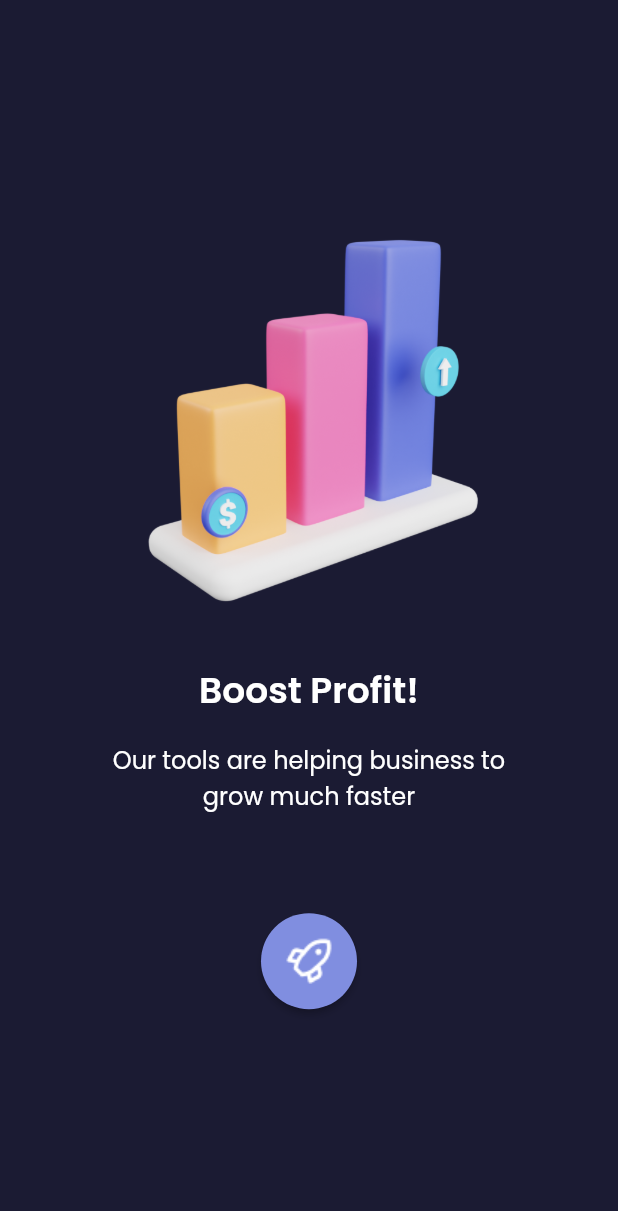
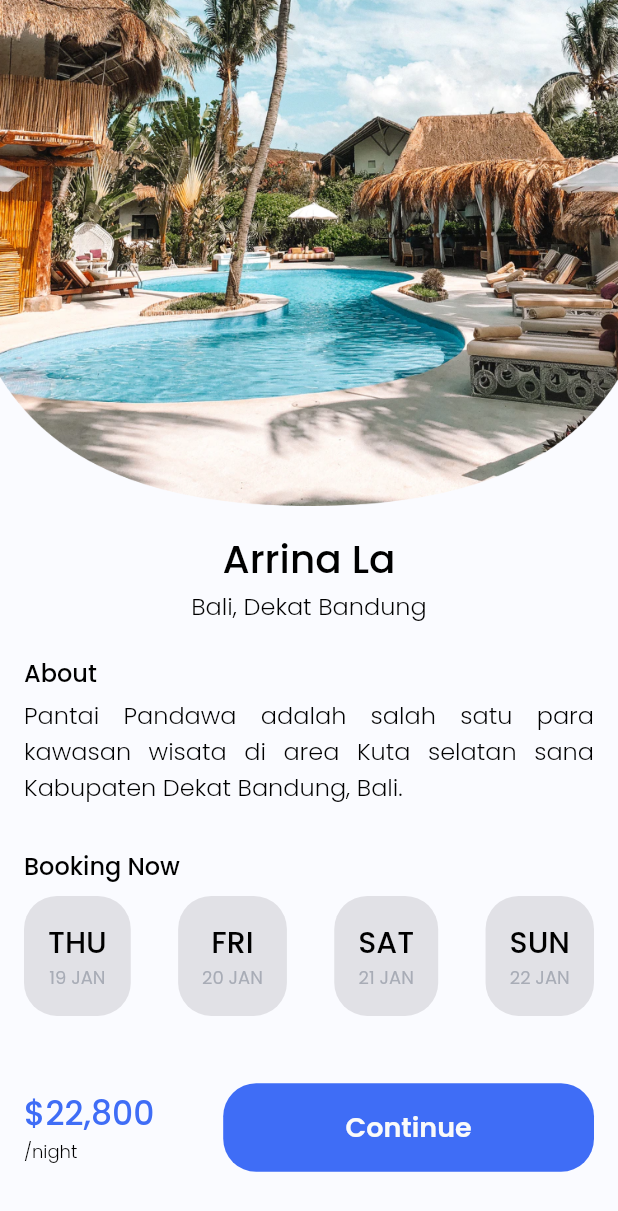
Before and after one commit to fathansantoso30/bwa_7days_mastering_flutter, a Flutter app: the screen it shows after launch, on a phone screen of 412 x 824 dp. Shown: the top 1211 px of the screen. Run offline on Flutter 3.47's test engine with Material 2 defaults, Android fonts, the phone set to English and light mode, and no system bars; our stand-ins replace flutter_rating_bar, google_fonts.

Commit message:
add random screen

```diff
--- a/lib/main.dart
+++ b/lib/main.dart
@@ -6,6 +6,12 @@ import 'package:bwa_7days_mastering_flutter/view/day3/signIn1.dart';
 import 'package:bwa_7days_mastering_flutter/view/day3/signIn2.dart';
 import 'package:bwa_7days_mastering_flutter/view/day4/emptyState1.dart';
 import 'package:bwa_7days_mastering_flutter/view/day4/emptyState2.dart';
+import 'package:bwa_7days_mastering_flutter/view/day5/ratingScreen1.dart';
+import 'package:bwa_7days_mastering_flutter/view/day5/ratingScreen2.dart';
+import 'package:bwa_7days_mastering_flutter/view/day6/pricingScreen1.dart';
+import 'package:bwa_7days_mastering_flutter/view/day6/pricingScreen2.dart';
+import 'package:bwa_7days_mastering_flutter/view/day7/randomScreen1.dart';
+import 'package:bwa_7days_mastering_flutter/view/day7/randomScreen2.dart';
 import 'package:flutter/material.dart';
 
 void main() {
@@ -17,7 +23,7 @@ class MyApp extends StatelessWidget {
   Widget build(BuildContext context) {
     return MaterialApp(
       title: 'Flutter Demo',
-      home: EmptyState2(),
+      home: RandomScreen2(),
     );
   }
 }
--- /dev/null
+++ b/lib/view/day7/randomScreen2.dart
@@ -0,0 +1,198 @@
+import 'package:bwa_7days_mastering_flutter/asset_path.dart';
+import 'package:bwa_7days_mastering_flutter/sizeConfig.dart';
+import 'package:flutter/material.dart';
+import 'package:google_fonts/google_fonts.dart';
+
+class RandomScreen2 extends StatelessWidget {
+  const RandomScreen2({Key key}) : super(key: key);
+
+  @override
+  Widget build(BuildContext context) {
+    SizeConfig().init(context);
+    return SafeArea(
+        child: Scaffold(
+      backgroundColor: Color(0xffFAFBFF),
+      body: Column(
+        crossAxisAlignment: CrossAxisAlignment.center,
+        children: [
+          Image.asset(
+            randomScreen2,
+          ),
+          Padding(
+            padding: const EdgeInsets.all(16),
+            child: Column(
+              children: [
+                Container(
+                  child: Column(
+                    children: [
+                      Text(
+                        'Arrina La',
+                        style: GoogleFonts.poppins(
+                          color: Colors.black,
+                          fontSize: 26,
+                          fontWeight: FontWeight.w500,
+                        ),
+                      ),
+                      Text(
+                        'Bali, Dekat Bandung',
+                        style: GoogleFonts.poppins(
+                          color: Colors.black,
+                          fontSize: 16,
+                          fontWeight: FontWeight.w300,
+                        ),
+                      ),
+                    ],
+                  ),
+                ),
+                SizedBox(
+                  height: SizeConfig.safeBlockVertical * 2,
+                ),
+                Container(
+                  padding: EdgeInsets.symmetric(vertical: 4),
+                  child: Column(
+                    crossAxisAlignment: CrossAxisAlignment.start,
+                    children: [
+                      Text(
+                        'About',
+                        style: GoogleFonts.poppins(
+                          color: Colors.black,
+                          fontSize: 16,
+                          fontWeight: FontWeight.w500,
+                        ),
+                      ),
+                      Padding(
+                        padding: const EdgeInsets.symmetric(vertical: 4),
+                        child: Text(
+                          'Pantai Pandawa adalah salah satu para kawasan wisata di area Kuta selatan sana Kabupaten Dekat Bandung, Bali.',
+                          style: GoogleFonts.poppins(
+                            color: Colors.black,
+                            fontSize: 16,
+                            fontWeight: FontWeight.w300,
+                          ),
+                          textAlign: TextAlign.justify,
+                        ),
+                      ),
+                    ],
+                  ),
+                ),
+                SizedBox(
+                  height: SizeConfig.safeBlockVertical * 2,
+                ),
+                Container(
+                  padding: EdgeInsets.symmetric(vertical: 4),
+                  child: Column(
+                    crossAxisAlignment: CrossAxisAlignment.start,
+                    children: [
+                      Text(
+                        'Booking Now',
+                        style: GoogleFonts.poppins(
+                          color: Colors.black,
+                          fontSize: 16,
+                          fontWeight: FontWeight.w500,
+                        ),
+                      ),
+                      Padding(
+                        padding: const EdgeInsets.symmetric(vertical: 4),
+                        child: Row(
+                          mainAxisAlignment: MainAxisAlignment.spaceBetween,
+                          children: [
+                            bookDate('THU', '19 JAN'),
+                            bookDate('FRI', '20 JAN'),
+                            bookDate('SAT', '21 JAN'),
+                            bookDate('SUN', '22 JAN'),
+                          ],
+                        ),
+                      ),
+                    ],
+                  ),
+                ),
+                SizedBox(
+                  height: SizeConfig.safeBlockVertical * 4,
+                ),
+                Row(
+                  mainAxisAlignment: MainAxisAlignment.spaceBetween,
+                  children: [
+                    Column(
+                      crossAxisAlignment: CrossAxisAlignment.start,
+                      children: [
+                        Text(
+                          '\$22,800',
+                          style: GoogleFonts.poppins(
+                            color: Color(0xff3F6DF6),
+                            fontSize: 22,
+                            fontWeight: FontWeight.w500,
+                          ),
+                        ),
+                        Text(
+                          '/night',
+                          style: GoogleFonts.poppins(
+                            color: Colors.black,
+                            fontSize: 12,
+                            fontWeight: FontWeight.w300,
+                          ),
+                        ),
+                      ],
+                    ),
+                    TextButton(
+                      style: TextButton.styleFrom(
+                          minimumSize: Size(SizeConfig.safeBlockHorizontal * 60,
+                              SizeConfig.safeBlockVertical * 6),
+                          backgroundColor: Color(0xff3F6DF6),
+                          padding: EdgeInsets.symmetric(
+                              horizontal: 32, vertical: 16),
+                          shape: RoundedRectangleBorder(
+                            borderRadius: BorderRadius.circular(22),
+                          )),
+                      onPressed: () {},
+                      child: Text(
+                        'Continue',
+                        style: GoogleFonts.poppins(
+                          color: Color(0xffFAFAFA),
+                          fontSize: 18,
+                          fontWeight: FontWeight.w600,
+                        ),
+                      ),
+                    )
+                  ],
+                )
+              ],
+            ),
+          )
+        ],
+      ),
+    ));
+  }
+
+  Widget bookDate(String dayName, String date) {
+    return Container(
+      padding: EdgeInsets.symmetric(vertical: 4),
+      child: Container(
+        padding: EdgeInsets.all(16),
+        decoration: BoxDecoration(
+          color: Color(0xffE1E1E6),
+          borderRadius: BorderRadius.circular(22),
+        ),
+        child: Center(
+          child: Column(
+            children: [
+              Text(
+                dayName,
+                style: GoogleFonts.poppins(
+                    color: Colors.black,
+                    fontSize: 20,
+                    fontWeight: FontWeight.w500),
+              ),
+              Text(
+                date,
+                style: GoogleFonts.poppins(
+                    color: Color(0xffA8ACB6),
+                    fontSize: 12,
+                    fontWeight: FontWeight.normal),
+              ),
+            ],
+          ),
+        ),
+      ),
+    );
+  }
+}
```
Also changed, not shown: lib/view/day7/randomScreen1.dart (added, +191 -0 lines).
